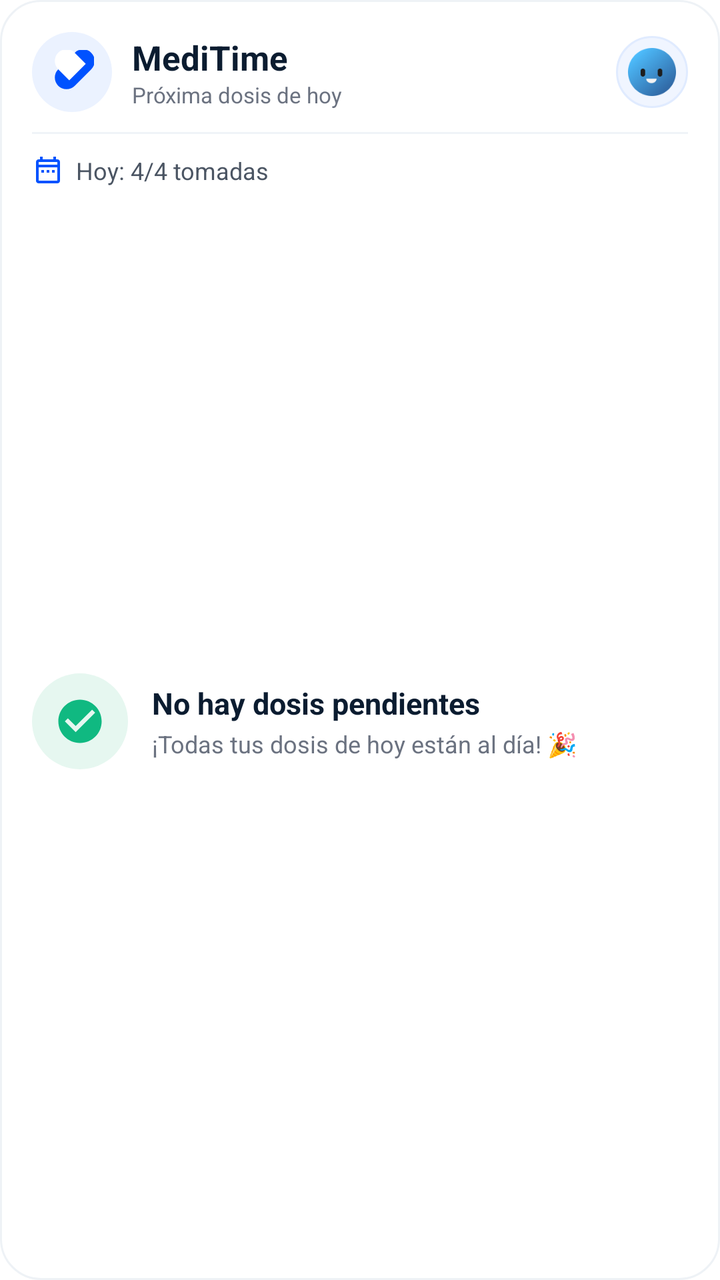
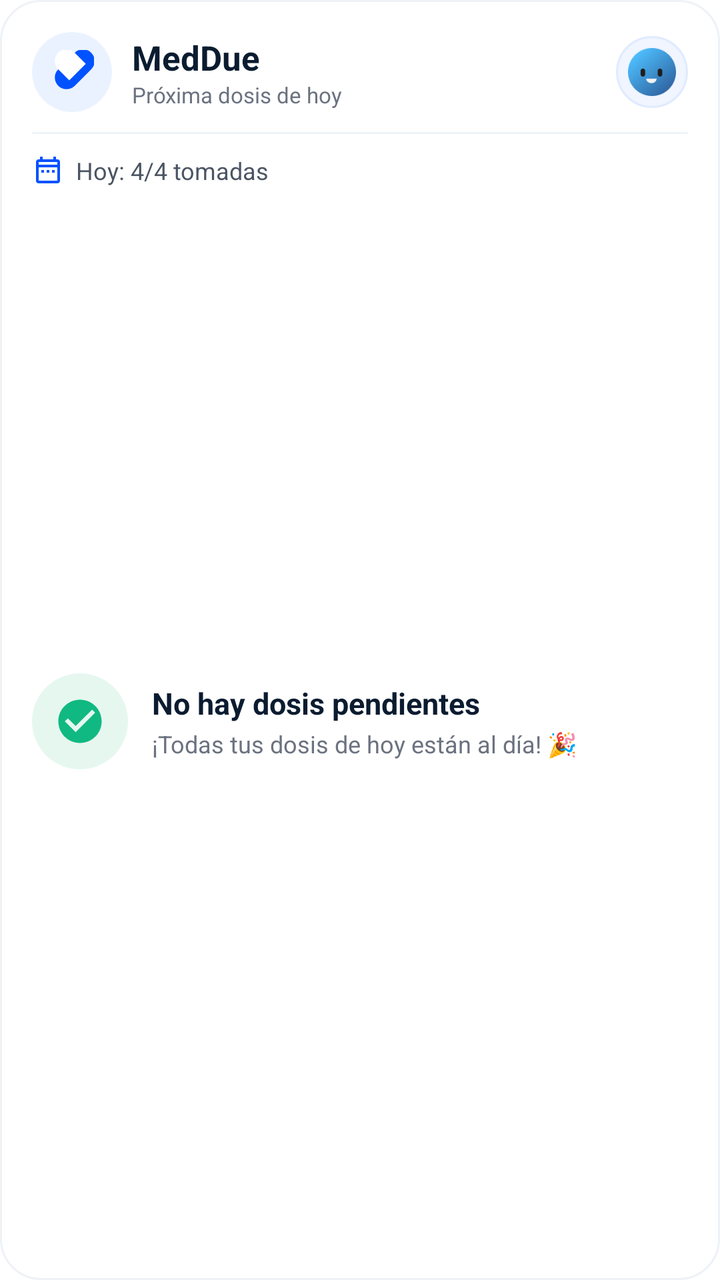

Screens rendered from an Android XML layout before and after an edit, with the pre-edit source and the edit as a unified diff.
<!-- AndroidManifest.xml: fallback theme Theme.MaterialComponents.DayNight.NoActionBar -->
<!-- res/layout/meditime_dose_widget.xml -->
<?xml version="1.0" encoding="utf-8"?>
<LinearLayout xmlns:android="http://schemas.android.com/apk/res/android"
    android:layout_width="match_parent"
    android:layout_height="match_parent"
    android:background="@drawable/meditime_card_white_bg"
    android:orientation="vertical"
    android:padding="16dp">

    
    <RelativeLayout
        android:layout_width="match_parent"
        android:layout_height="wrap_content">

        
        <LinearLayout
            android:layout_width="wrap_content"
            android:layout_height="wrap_content"
            android:layout_alignParentStart="true"
            android:layout_centerVertical="true"
            android:gravity="center_vertical"
            android:orientation="horizontal">

            <ImageView
                android:layout_width="40dp"
                android:layout_height="40dp"
                android:background="@drawable/meditime_pill_icon_circle"
                android:padding="9dp"
                android:src="@drawable/ic_pill_blue" />

            <LinearLayout
                android:layout_width="wrap_content"
                android:layout_height="wrap_content"
                android:layout_marginStart="10dp"
                android:orientation="vertical">

                <TextView
                    android:id="@+id/widget_title"
                    android:layout_width="wrap_content"
                    android:layout_height="wrap_content"
                    android:text="MediTime"
                    android:textColor="#0B1C30"
                    android:textSize="17sp"
                    android:textStyle="bold" />

                <TextView
                    android:id="@+id/widget_subtitle"
                    android:layout_width="wrap_content"
                    android:layout_height="wrap_content"
                    android:text="Próxima dosis de hoy"
                    android:textColor="#6B7280"
                    android:textSize="11sp" />
            </LinearLayout>
        </LinearLayout>

        
        <FrameLayout
            android:id="@+id/widget_header_midi_btn"
            android:layout_width="36dp"
            android:layout_height="36dp"
            android:layout_alignParentEnd="true"
            android:layout_centerVertical="true"
            android:background="@drawable/meditime_midi_badge_bg"
            android:clickable="true"
            android:focusable="true">

            <ImageView
                android:layout_width="24dp"
                android:layout_height="24dp"
                android:layout_gravity="center"
                android:src="@drawable/ic_midi_avatar" />
        </FrameLayout>
    </RelativeLayout>

    
    <FrameLayout
        android:layout_width="match_parent"
        android:layout_height="1dp"
        android:layout_marginTop="10dp"
        android:layout_marginBottom="10dp"
        android:background="#F0F4F8" />

    
    <LinearLayout
        android:layout_width="match_parent"
        android:layout_height="wrap_content"
        android:gravity="center_vertical"
        android:orientation="horizontal">

        <ImageView
            android:layout_width="16dp"
            android:layout_height="16dp"
            android:src="@drawable/ic_calendar_blue" />

        <TextView
            android:id="@+id/widget_summary"
            android:layout_width="wrap_content"
            android:layout_height="wrap_content"
            android:layout_marginStart="6dp"
            android:text="Hoy: 4/4 tomadas"
            android:textColor="#4B5563"
            android:textSize="12sp" />
    </LinearLayout>

    
    <LinearLayout
        android:layout_width="match_parent"
        android:layout_height="0dp"
        android:layout_weight="1"
        android:gravity="center_vertical"
        android:orientation="horizontal"
        android:paddingTop="8dp"
        android:paddingBottom="4dp">

        
        <FrameLayout
            android:id="@+id/widget_status_done_container"
            android:layout_width="48dp"
            android:layout_height="48dp"
            android:background="@drawable/meditime_check_circle_bg"
            android:visibility="visible">

            <ImageView
                android:layout_width="26dp"
                android:layout_height="26dp"
                android:layout_gravity="center"
                android:src="@drawable/ic_check_green" />
        </FrameLayout>

        
        <FrameLayout
            android:id="@+id/widget_status_pending_container"
            android:layout_width="48dp"
            android:layout_height="48dp"
            android:background="@drawable/meditime_pill_icon_circle"
            android:visibility="gone">

            <ImageView
                android:layout_width="24dp"
                android:layout_height="24dp"
                android:layout_gravity="center"
                android:src="@drawable/ic_pill_blue" />
        </FrameLayout>

        
        <LinearLayout
            android:layout_width="match_parent"
            android:layout_height="wrap_content"
            android:layout_marginStart="12dp"
            android:orientation="vertical">

            <TextView
                android:id="@+id/widget_med_name"
                android:layout_width="match_parent"
                android:layout_height="wrap_content"
                android:ellipsize="end"
                android:maxLines="1"
                android:text="No hay dosis pendientes"
                android:textColor="#0B1C30"
                android:textSize="15sp"
                android:textStyle="bold" />

            <TextView
                android:id="@+id/widget_dose_detail"
                android:layout_width="match_parent"
                android:layout_height="wrap_content"
                android:layout_marginTop="2dp"
                android:ellipsize="end"
                android:maxLines="1"
                android:text="¡Todas tus dosis de hoy están al día! 🎉"
                android:textColor="#6B7280"
                android:textSize="12sp" />
        </LinearLayout>
    </LinearLayout>

    
    <LinearLayout
        android:id="@+id/widget_actions_container"
        android:layout_width="match_parent"
        android:layout_height="wrap_content"
        android:layout_marginTop="8dp"
        android:orientation="horizontal"
        android:visibility="gone">

        
        <LinearLayout
            android:id="@+id/widget_btn_take_dose"
            android:layout_width="0dp"
            android:layout_height="wrap_content"
            android:layout_weight="1"
            android:background="@drawable/meditime_btn_take_new_bg"
            android:clickable="true"
            android:focusable="true"
            android:gravity="center"
            android:orientation="horizontal"
            android:paddingStart="6dp"
            android:paddingTop="9dp"
            android:paddingEnd="6dp"
            android:paddingBottom="9dp">

            <ImageView
                android:layout_width="16dp"
                android:layout_height="16dp"
                android:src="@drawable/ic_check_green" />

            <TextView
                android:layout_width="wrap_content"
                android:layout_height="wrap_content"
                android:layout_marginStart="4dp"
                android:ellipsize="end"
                android:maxLines="1"
                android:text="Marcar como Tomada"
                android:textColor="#00875A"
                android:textSize="10sp"
                android:textStyle="bold" />
        </LinearLayout>

        
        <LinearLayout
            android:id="@+id/widget_btn_postpone_dose"
            android:layout_width="0dp"
            android:layout_height="wrap_content"
            android:layout_weight="1"
            android:layout_marginStart="6dp"
            android:background="@drawable/meditime_btn_postpone_bg"
            android:clickable="true"
            android:focusable="true"
            android:gravity="center"
            android:orientation="horizontal"
            android:paddingStart="6dp"
            android:paddingTop="9dp"
            android:paddingEnd="6dp"
            android:paddingBottom="9dp">

            <ImageView
                android:layout_width="16dp"
                android:layout_height="16dp"
                android:src="@drawable/ic_clock_amber" />

            <TextView
                android:layout_width="wrap_content"
                android:layout_height="wrap_content"
                android:layout_marginStart="4dp"
                android:ellipsize="end"
                android:maxLines="1"
                android:text="Aplazarla"
                android:textColor="#D97706"
                android:textSize="10sp"
                android:textStyle="bold" />
        </LinearLayout>

        
        <LinearLayout
            android:id="@+id/widget_btn_skip_dose"
            android:layout_width="0dp"
            android:layout_height="wrap_content"
            android:layout_weight="1"
            android:layout_marginStart="6dp"
            android:background="@drawable/meditime_btn_skip_bg"
            android:clickable="true"
            android:focusable="true"
            android:gravity="center"
            android:orientation="horizontal"
            android:paddingStart="6dp"
            android:paddingTop="9dp"
            android:paddingEnd="6dp"
            android:paddingBottom="9dp">

            <ImageView
                android:layout_width="16dp"
                android:layout_height="16dp"
                android:src="@drawable/ic_block_red" />

            <TextView
                android:layout_width="wrap_content"
                android:layout_height="wrap_content"
                android:layout_marginStart="4dp"
                android:ellipsize="end"
                android:maxLines="1"
                android:text="Omitirla"
                android:textColor="#DC2626"
                android:textSize="10sp"
                android:textStyle="bold" />
        </LinearLayout>

    </LinearLayout>

</LinearLayout>
<!-- resources referenced by this layout -->
<resources>
  <!-- drawable ic_calendar_blue (drawable) -->
  <vector xmlns:android="http://schemas.android.com/apk/res/android"
      android:width="24dp"
      android:height="24dp"
      android:viewportWidth="24"
      android:viewportHeight="24">
      <path
          android:fillColor="#0052FF"
          android:pathData="M19,4h-1V2h-2v2H8V2H6v2H5C3.89,4 3.01,4.9 3.01,6L3,20c0,1.1 0.89,2 2,2h14c1.1,0 2,-0.9 2,-2V6c0,-1.1 -0.9,-2 -2,-2zM19,20H5V10h14v10zM19,8H5V6h14v2zM9,14H7v-2h2v2zM13,14h-2v-2h2v2zM17,14h-2v-2h2v2z"/>
  </vector>
  <!-- drawable ic_check_green (drawable) -->
  <vector xmlns:android="http://schemas.android.com/apk/res/android"
      android:width="24dp"
      android:height="24dp"
      android:viewportWidth="24"
      android:viewportHeight="24">
      <path
          android:fillColor="#10B981"
          android:pathData="M12,2C6.48,2 2,6.48 2,12s4.48,10 10,10 10,-4.48 10,-10S17.52,2 12,2zM10,17l-5,-5 1.41,-1.41L10,14.17l7.59,-7.59L19,8l-9,9z"/>
  </vector>
  <!-- drawable ic_clock_amber (drawable) -->
  <vector xmlns:android="http://schemas.android.com/apk/res/android"
      android:width="24dp"
      android:height="24dp"
      android:viewportWidth="24"
      android:viewportHeight="24">
      <path
          android:fillColor="#F59E0B"
          android:pathData="M11.99,2C6.47,2 2,6.48 2,12s4.47,10 9.99,10C17.52,22 22,17.52 22,12S17.52,2 11.99,2zM12,20c-4.42,0 -8,-3.58 -8,-8s3.58,-8 8,-8 8,3.58 8,8 -3.58,8 -8,8zM12.5,7H11v6l5.25,3.15 0.75,-1.23 -4.5,-2.67z"/>
  </vector>
  <!-- drawable meditime_btn_postpone_bg (drawable) -->
  <?xml version="1.0" encoding="utf-8"?>
  <shape xmlns:android="http://schemas.android.com/apk/res/android"
      android:shape="rectangle">
      <solid android:color="#FFF9EC" />
      <corners android:radius="14dp" />
      <stroke
          android:width="1dp"
          android:color="#FFE8BA" />
  </shape>
  <!-- drawable meditime_btn_skip_bg (drawable) -->
  <?xml version="1.0" encoding="utf-8"?>
  <shape xmlns:android="http://schemas.android.com/apk/res/android"
      android:shape="rectangle">
      <solid android:color="#FFEFF0" />
      <corners android:radius="14dp" />
      <stroke
          android:width="1dp"
          android:color="#FFD6D9" />
  </shape>
  <!-- drawable meditime_btn_take_new_bg (drawable) -->
  <?xml version="1.0" encoding="utf-8"?>
  <shape xmlns:android="http://schemas.android.com/apk/res/android"
      android:shape="rectangle">
      <solid android:color="#EBF9F3" />
      <corners android:radius="14dp" />
      <stroke
          android:width="1dp"
          android:color="#C3F0DC" />
  </shape>
  <!-- drawable meditime_card_white_bg (drawable) -->
  <?xml version="1.0" encoding="utf-8"?>
  <shape xmlns:android="http://schemas.android.com/apk/res/android"
      android:shape="rectangle">
      <solid android:color="#FFFFFF" />
      <corners android:radius="20dp" />
      <stroke
          android:width="1dp"
          android:color="#EEF2F6" />
  </shape>
  <!-- drawable meditime_check_circle_bg (drawable) -->
  <?xml version="1.0" encoding="utf-8"?>
  <shape xmlns:android="http://schemas.android.com/apk/res/android"
      android:shape="oval">
      <solid android:color="#E6F7F0" />
  </shape>
  <!-- drawable meditime_midi_badge_bg (drawable) -->
  <?xml version="1.0" encoding="utf-8"?>
  <shape xmlns:android="http://schemas.android.com/apk/res/android"
      android:shape="rectangle">
      <solid android:color="#F0F5FF" />
      <corners android:radius="20dp" />
      <stroke
          android:width="1dp"
          android:color="#E0EBFF" />
  </shape>
  <!-- drawable meditime_pill_icon_circle (drawable) -->
  <?xml version="1.0" encoding="utf-8"?>
  <shape xmlns:android="http://schemas.android.com/apk/res/android"
      android:shape="oval">
      <solid android:color="#EBF2FF" />
  </shape>
  <!-- unchanged entries left out for length: 3 -->
</resources>

<!-- the commit's change to res/layout/meditime_dose_widget.xml (unified diff, before → after) -->
@@ -37,7 +37,7 @@
                     android:id="@+id/widget_title"
                     android:layout_width="wrap_content"
                     android:layout_height="wrap_content"
-                    android:text="MediTime"
+                    android:text="MedDue"
                     android:textColor="#0B1C30"
                     android:textSize="17sp"
                     android:textStyle="bold" />
